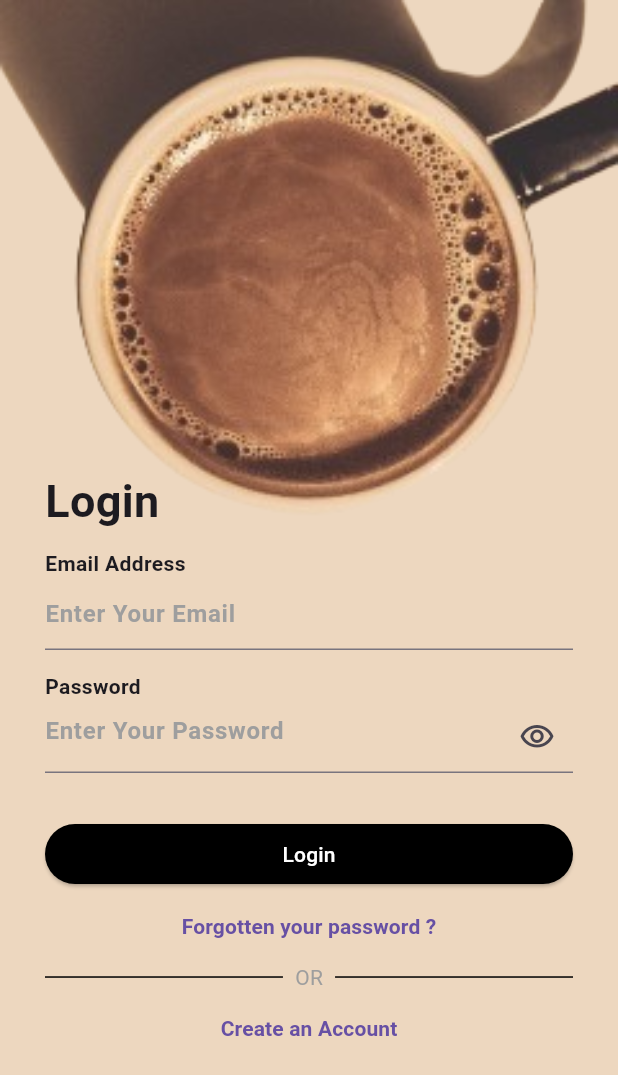
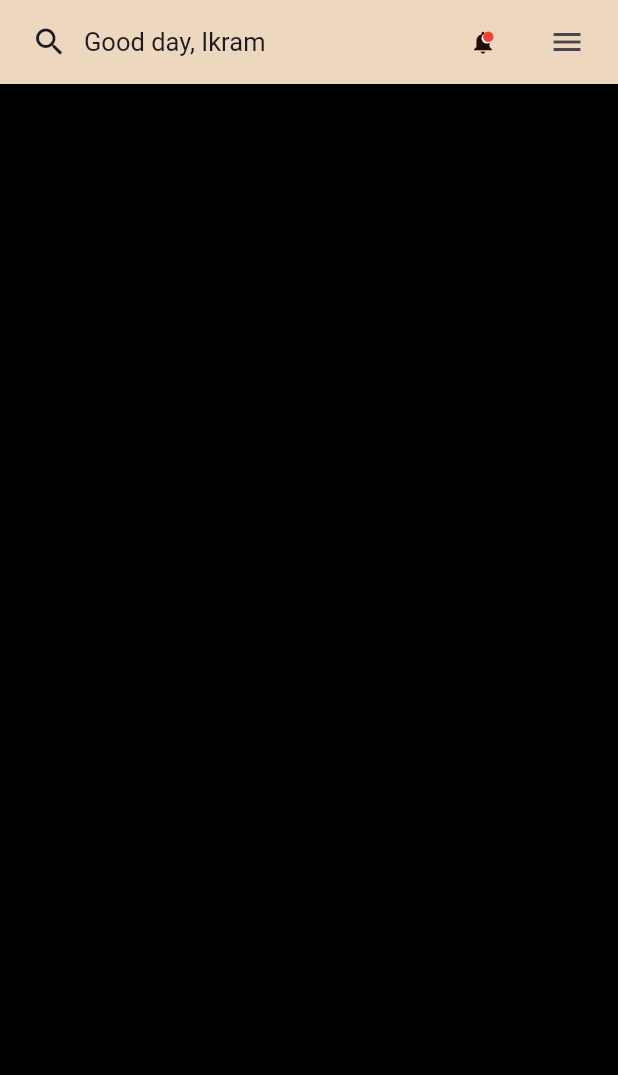
Before and after one commit to ikram-khani/coffee_shop, a Flutter app: the LoginScreen screen opened directly, after a tap on "Login", on a phone screen of 412 x 824 dp. Shown: the top 1075 px of the screen. Run offline on Flutter 3.47's test engine with Material 3 defaults, Android fonts, the phone set to English and light mode, and no system bars.

Commit message:
building home screen appbar

```diff
--- a/lib/main.dart
+++ b/lib/main.dart
@@ -16,6 +16,9 @@ class MyApp extends StatelessWidget {
       theme: ThemeData(
         scaffoldBackgroundColor: const Color.fromRGBO(237, 215, 191, 1),
         primaryColor: const Color.fromRGBO(35, 12, 2, 1),
+        appBarTheme: const AppBarTheme(
+          backgroundColor: Color.fromRGBO(237, 215, 191, 1),
+        ),
         useMaterial3: true,
       ),
       home: const LandingScreen(),
--- /dev/null
+++ b/lib/view/screens/home_screen.dart
@@ -0,0 +1,90 @@
+import 'package:coffee_shop/view/widgets/notification_icon.dart';
+import 'package:flutter/material.dart';
+import 'package:flutter/services.dart';
+
+class HomeScreen extends StatefulWidget {
+  const HomeScreen({super.key});
+
+  @override
+  State<HomeScreen> createState() => _HomeScreenState();
+}
+
+class _HomeScreenState extends State<HomeScreen> {
+  bool _isSearching = false;
+  final FocusNode _searchFocusNode = FocusNode();
+
+  @override
+  void dispose() {
+    _searchFocusNode.dispose();
+    super.dispose();
+  }
+
+  @override
+  Widget build(BuildContext context) {
+    SystemChrome.setEnabledSystemUIMode(SystemUiMode.manual, overlays: []);
+    return Scaffold(
+      appBar: AppBar(
+        titleSpacing: 0,
+        leading: Padding(
+          padding: const EdgeInsets.only(left: 10.0),
+          child: IconButton(
+            onPressed: () {
+              if (!_isSearching) {
+                setState(() {
+                  _isSearching = true;
+                });
+              }
+
+              _searchFocusNode.requestFocus();
+            },
+            icon: const Icon(
+              Icons.search,
+            ),
+          ),
+        ),
+        title: _isSearching
+            ? _buildSearchField(_searchFocusNode)
+            : const Text(
+                'Good day, Ikram',
+                style: TextStyle(
+                  fontSize: 17,
+                ),
+              ),
+        actions: [
+          TextButton(
+            onPressed: () {},
+            child: const NotificationIcon(),
+          ),
+          Padding(
+            padding: const EdgeInsets.only(right: 10.0),
+            child: IconButton(
+              onPressed: () {},
+              icon: const Icon(Icons.menu),
+            ),
+          )
+        ],
+      ),
+      body: GestureDetector(
+          onTap: () => _searchFocusNode.unfocus(),
+          child: Container(
+            color: Colors.black,
+          )),
+    );
+  }
+}
+
+Widget _buildSearchField(FocusNode focusNode) {
+  return TextField(
+    textInputAction: TextInputAction.search,
+    focusNode: focusNode,
+    decoration: const InputDecoration(
+      hintText: 'Search...',
+      hintStyle: TextStyle(color: Colors.grey),
+      border: InputBorder.none,
+    ),
+    style: const TextStyle(color: Colors.black),
+    onChanged: (value) {
+      // Handle search functionality
+    },
+  );
+}
--- a/lib/view/screens/login_screen.dart
+++ b/lib/view/screens/login_screen.dart
@@ -1,3 +1,4 @@
+import 'package:coffee_shop/view/screens/home_Screen.dart';
 import 'package:flutter/material.dart';
 import 'package:flutter/services.dart';
 
@@ -155,11 +156,11 @@ class _LoginScreenState extends State<LoginScreen> {
                         width: double.infinity,
                         child: ElevatedButton(
                           onPressed: () {
-                            // Navigator.of(context).pushReplacement(
-                            //   MaterialPageRoute(
-                            //     builder: (context) => const WelcomeScreen(),
-                            //   ),
-                            // );
+                            Navigator.of(context).pushReplacement(
+                              MaterialPageRoute(
+                                builder: (context) => const HomeScreen(),
+                              ),
+                            );
                           },
                           style: ElevatedButton.styleFrom(
                             backgroundColor: Colors.black,
@@ -183,7 +184,7 @@ class _LoginScreenState extends State<LoginScreen> {
                           // );
                         },
                         child: const Text(
-                          'Forgotten your password ?',
+                          'Forgot your password ?',
                           style: TextStyle(fontWeight: FontWeight.bold),
                         ),
                       ),
--- a/lib/view/screens/welcome_screen.dart
+++ b/lib/view/screens/welcome_screen.dart
@@ -22,7 +22,8 @@ class WelcomeScreen extends StatelessWidget {
             padding: const EdgeInsets.only(left: 30),
             child: const Text(
               'Welcome \nBack!',
-              style: TextStyle(fontWeight: FontWeight.bold, fontSize: 35),
+              style: TextStyle(
+                  fontWeight: FontWeight.bold, fontSize: 35, height: 1),
             ),
           ),
           const SizedBox(
--- /dev/null
+++ b/lib/view/widgets/notification_icon.dart
@@ -0,0 +1,35 @@
+import 'package:flutter/material.dart';
+
+class NotificationIcon extends StatelessWidget {
+  const NotificationIcon({super.key});
+
+  @override
+  Widget build(BuildContext context) {
+    return Stack(
+      children: [
+        Icon(
+          Icons.notifications,
+          color: Theme.of(context).primaryColor,
+        ),
+        Positioned(
+          top: 2,
+          right: 2,
+          child: Container(
+            height: 7,
+            width: 7,
+            decoration: const BoxDecoration(
+              shape: BoxShape.circle,
+              color: Colors.red,
+              boxShadow: [
+                BoxShadow(
+                  offset: const Offset(-1, 1),
+                  color: Colors.white,
+                ),
+              ],
+            ),
+          ),
+        ),
+      ],
+    );
+  }
+}
```
